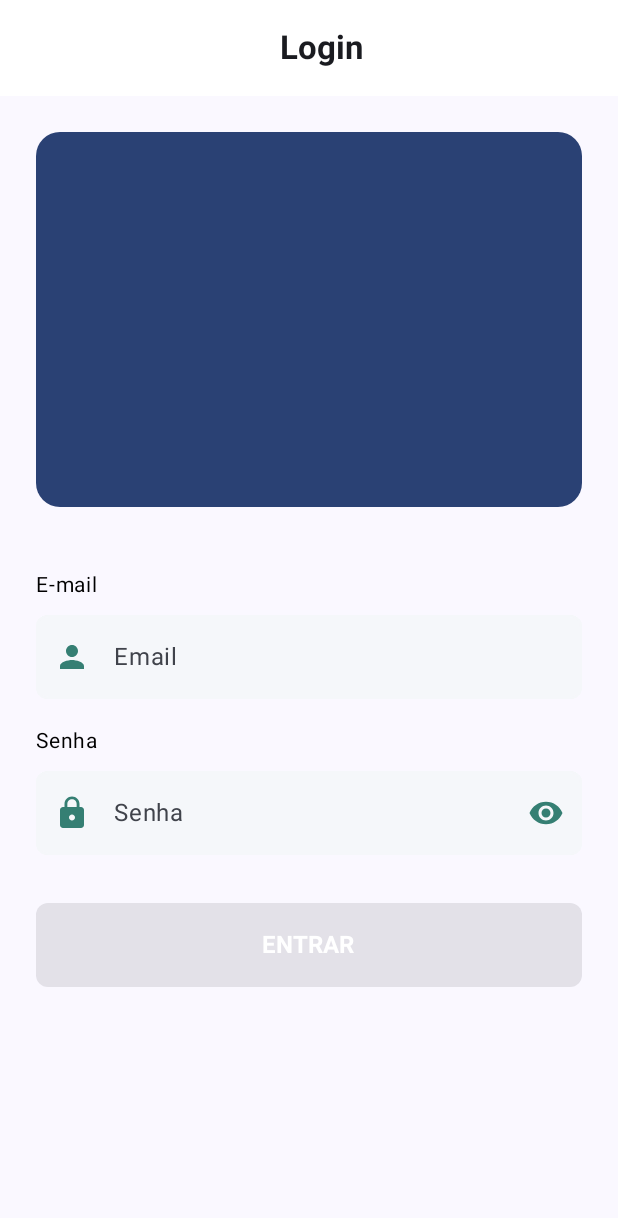
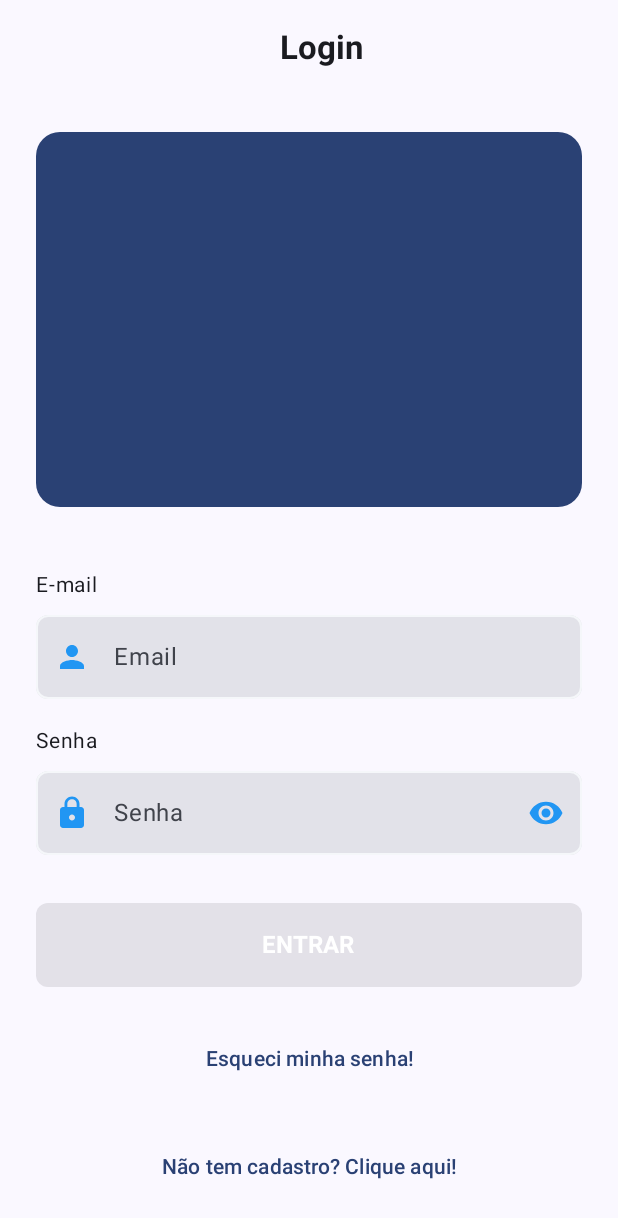
Before and after one commit to guing2003/SmartCash, an Android app built with Jetpack Compose: the screen it shows after launch (MainActivity), on a phone screen of 412 x 824 dp. Shown: the top 1218 px of the screen. Run offline under Robolectric (Android 15) with nearby library versions, the phone set to English and light mode, and no system bars.

```diff
--- a/app/src/main/java/com/guilherme_delecrode/smartcash/navigation/AppDestinations.kt
+++ b/app/src/main/java/com/guilherme_delecrode/smartcash/navigation/AppDestinations.kt
@@ -2,5 +2,11 @@ package com.guilherme_delecrode.smartcash.navigation
 
 sealed class AppDestinations(val route: String){
 
+    //Login Flow
     object Login : AppDestinations("login")
+
+    //Register Flow
+    object RegisterInfo : AppDestinations("register_info")
+    object RegisterPassword : AppDestinations("register_password")
+
 }
--- a/app/src/main/java/com/guilherme_delecrode/smartcash/navigation/AppNavHost.kt
+++ b/app/src/main/java/com/guilherme_delecrode/smartcash/navigation/AppNavHost.kt
@@ -5,6 +5,8 @@ import androidx.navigation.compose.NavHost
 import androidx.navigation.compose.composable
 import androidx.navigation.compose.rememberNavController
 import com.guilherme_delecrode.smartcash.ui.screen.login.LoginScreen
+import com.guilherme_delecrode.smartcash.ui.screen.register.RegisterInfoScreen
+import com.guilherme_delecrode.smartcash.ui.screen.register.RegisterPasswordScreen
 
 @Composable
 fun AppNavHost(){
@@ -12,8 +14,18 @@ fun AppNavHost(){
     val navController = rememberNavController()
 
     NavHost(navController = navController, startDestination = AppDestinations.Login.route){
+
+        //Login Flow
         composable(AppDestinations.Login.route) {
-            LoginScreen(navController = navController)
+            LoginScreen(navController)
+        }
+
+        //Register Flow
+        composable(AppDestinations.RegisterInfo.route){
+            RegisterInfoScreen(navController)
+        }
+        composable(AppDestinations.RegisterPassword.route){
+            RegisterPasswordScreen(navController)
         }
 
     }
--- a/app/src/main/java/com/guilherme_delecrode/smartcash/ui/components/EmailTextField.kt
+++ b/app/src/main/java/com/guilherme_delecrode/smartcash/ui/components/EmailTextField.kt
@@ -22,6 +22,7 @@ import androidx.compose.ui.text.input.ImeAction
 import androidx.compose.ui.text.input.KeyboardType
 import androidx.compose.ui.tooling.preview.Preview
 import androidx.compose.ui.unit.dp
+import com.guilherme_delecrode.smartcash.ui.theme.PrimaryButtonColor
 import com.guilherme_delecrode.smartcash.ui.theme.PrimaryFieldColor
 import com.guilherme_delecrode.smartcash.ui.theme.PrimaryFieldTextColor
 import com.guilherme_delecrode.smartcash.ui.theme.SmartCashTheme
@@ -51,7 +52,7 @@ fun EmailTextField(
                 Icon(
                     imageVector = Icons.Default.Person,
                     contentDescription = null,
-                    tint = PrimaryFieldTextColor
+                    tint = PrimaryButtonColor
                 )
             },
             isError = isError,
@@ -65,10 +66,8 @@ fun EmailTextField(
             ),
             singleLine = true,
             colors = TextFieldDefaults.colors(
-                focusedContainerColor = PrimaryFieldColor,
-                unfocusedContainerColor = PrimaryFieldColor,
                 disabledContainerColor = PrimaryFieldColor,
-                focusedIndicatorColor = PrimaryFieldTextColor,
+                focusedIndicatorColor = PrimaryButtonColor,
                 unfocusedIndicatorColor = PrimaryFieldColor,
                 errorIndicatorColor = MaterialTheme.colorScheme.error
             ),
--- a/app/src/main/java/com/guilherme_delecrode/smartcash/ui/components/PasswordTextField.kt
+++ b/app/src/main/java/com/guilherme_delecrode/smartcash/ui/components/PasswordTextField.kt
@@ -31,6 +31,7 @@ import androidx.compose.ui.text.input.VisualTransformation
 import androidx.compose.ui.tooling.preview.Preview
 import androidx.compose.ui.unit.dp
 import com.guilherme_delecrode.smartcash.R
+import com.guilherme_delecrode.smartcash.ui.theme.PrimaryButtonColor
 import com.guilherme_delecrode.smartcash.ui.theme.PrimaryFieldColor
 import com.guilherme_delecrode.smartcash.ui.theme.PrimaryFieldTextColor
 import com.guilherme_delecrode.smartcash.ui.theme.SmartCashTheme
@@ -63,7 +64,7 @@ fun PasswordTextField(
                 Icon(
                     imageVector = Icons.Default.Lock,
                     contentDescription = null,
-                    tint = PrimaryFieldTextColor
+                    tint = PrimaryButtonColor
                 )
             },
             trailingIcon = {
@@ -85,7 +86,7 @@ fun PasswordTextField(
                         } else {
                             if (passwordVisible) "Hide password" else "Show password"
                         },
-                        tint = PrimaryFieldTextColor
+                        tint = PrimaryButtonColor
                     )
                 }
             },
@@ -105,10 +106,8 @@ fun PasswordTextField(
                 if (passwordVisible) VisualTransformation.None else PasswordVisualTransformation()
             },
             colors = TextFieldDefaults.colors(
-                focusedContainerColor = PrimaryFieldColor,
-                unfocusedContainerColor = PrimaryFieldColor,
                 disabledContainerColor = PrimaryFieldColor,
-                focusedIndicatorColor = PrimaryFieldTextColor,
+                focusedIndicatorColor = PrimaryButtonColor,
                 unfocusedIndicatorColor = PrimaryFieldColor,
                 errorIndicatorColor = MaterialTheme.colorScheme.error
             ),
--- a/app/src/main/java/com/guilherme_delecrode/smartcash/ui/screen/login/LoginScreen.kt
+++ b/app/src/main/java/com/guilherme_delecrode/smartcash/ui/screen/login/LoginScreen.kt
@@ -18,6 +18,7 @@ import androidx.compose.material3.Icon
 import androidx.compose.material3.MaterialTheme
 import androidx.compose.material3.Scaffold
 import androidx.compose.material3.Text
+import androidx.compose.material3.TextButton
 import androidx.compose.material3.TopAppBarDefaults
 import androidx.compose.runtime.Composable
 import androidx.compose.runtime.LaunchedEffect
@@ -32,6 +33,7 @@ import androidx.compose.ui.platform.LocalContext
 import androidx.compose.ui.res.painterResource
 import androidx.compose.ui.text.font.FontWeight
 import androidx.compose.ui.text.input.ImeAction
+import androidx.compose.ui.text.style.LineHeightStyle
 import androidx.compose.ui.text.style.TextAlign
 import androidx.compose.ui.tooling.preview.Preview
 import androidx.compose.ui.unit.dp
@@ -70,9 +72,6 @@ fun LoginScreen(navController: NavController) {
                         fontWeight = FontWeight.Bold
                     )
                 },
-                colors = TopAppBarDefaults.centerAlignedTopAppBarColors(
-                    containerColor = Color.White
-                )
             )
         }
     ) { padding ->
@@ -109,7 +108,6 @@ fun LoginScreen(navController: NavController) {
 
             Text(
                 text = "E-mail",
-                color = Color.Black,
                 modifier = Modifier
                     .fillMaxWidth()
                     .padding(bottom = 8.dp),
@@ -126,7 +124,6 @@ fun LoginScreen(navController: NavController) {
 
             Text(
                 text = "Senha",
-                color = Color.Black,
                 modifier = Modifier
                     .fillMaxWidth()
                     .padding(bottom = 8.dp),
@@ -150,8 +147,29 @@ fun LoginScreen(navController: NavController) {
                 enabled = email.isNotBlank() && password.isNotBlank()
             )
 
+            Spacer(modifier = Modifier.height(24.dp))
+
+            TextButton(onClick = {}) {
+                Text(
+                    text = "Esqueci minha senha!",
+                    color = MaterialTheme.colorScheme.primary,
+                    fontSize = 14.sp,
+                    textAlign = TextAlign.Center
+                )
+            }
 
             Spacer(modifier = Modifier.height(24.dp))
+
+            TextButton(onClick = {
+                navController.navigate(AppDestinations.RegisterInfo.route)
+            }) {
+                Text(
+                    text = "Não tem cadastro? Clique aqui!",
+                    color = MaterialTheme.colorScheme.primary,
+                    fontSize = 14.sp,
+                    textAlign = TextAlign.Center
+                )
+            }
 
 
         }
```
Also changed, not shown: app/src/main/java/com/guilherme_delecrode/smartcash/ui/screen/register/RegisterInfoScreen.kt (added, +113 -0 lines), app/src/main/java/com/guilherme_delecrode/smartcash/ui/screen/register/RegisterPasswordScreen.kt (added, +44 -0 lines).
